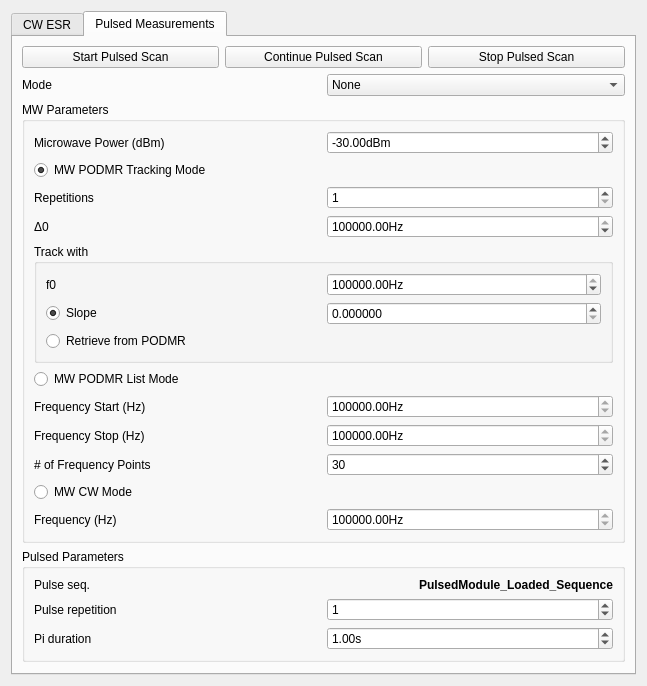
Qt form gui/qafm/ui_quantitative_mode.ui (sriharijayaram5/qudi) before a commit.
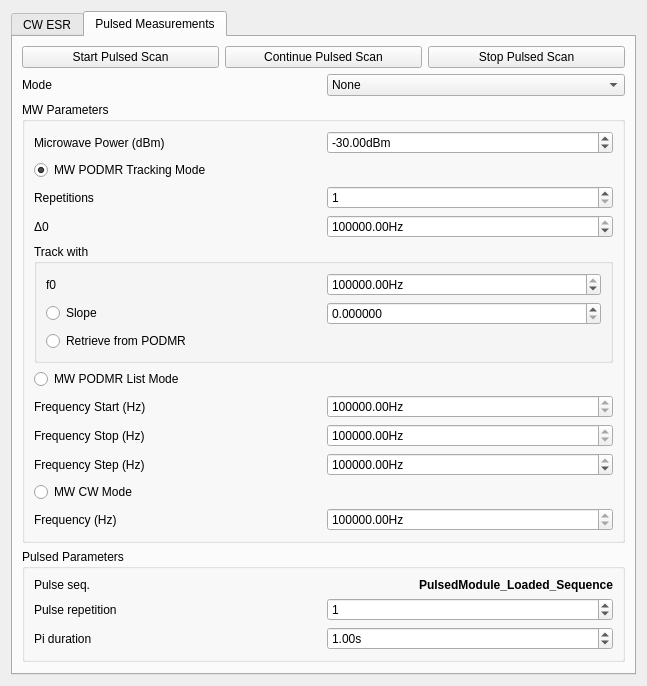
The same form after that commit. Custom widgets are drawn as their Qt base class.

The edit to the form file:
```diff
--- a/gui/qafm/ui_quantitative_mode.ui
+++ b/gui/qafm/ui_quantitative_mode.ui
@@ -645,7 +645,7 @@
                   <string>Slope</string>
                  </property>
                  <property name="checked">
-                  <bool>true</bool>
+                  <bool>false</bool>
                  </property>
                 </widget>
                </item>
@@ -810,20 +810,29 @@
             <item>
              <widget class="QLabel" name="label_13">
               <property name="text">
-               <string># of Frequency Points</string>
+               <string>Frequency Step (Hz)</string>
               </property>
              </widget>
             </item>
             <item>
-             <widget class="ScienSpinBox" name="pulsed_freq_num_SpinBox">
+             <widget class="ScienDSpinBox" name="pulsed_freq_num_SpinBox">
               <property name="toolTip">
                <string>&lt;html&gt;&lt;head/&gt;&lt;body&gt;&lt;p&gt;Defines frequency step.&lt;/p&gt;&lt;/body&gt;&lt;/html&gt;</string>
               </property>
+              <property name="suffix">
+               <string>Hz</string>
+              </property>
+              <property name="minimum">
+               <double>1.000000000000000</double>
+              </property>
               <property name="maximum">
-               <number>1000</number>
+               <double>9999999.000000000000000</double>
+              </property>
+              <property name="singleStep">
+               <double>100000.000000000000000</double>
               </property>
               <property name="value">
-               <number>30</number>
+               <double>1000000.000000000000000</double>
               </property>
              </widget>
             </item>
```
Left out of the diff: 63 changed lines with no effect on the pictures.
